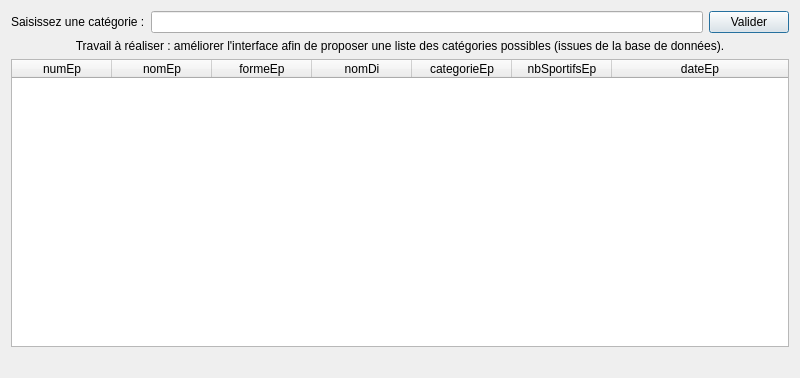
Qt form gui/fct_comp_1.ui (ayoub-djaghloul/Groupe2D_CEBD-Projet) before a commit.
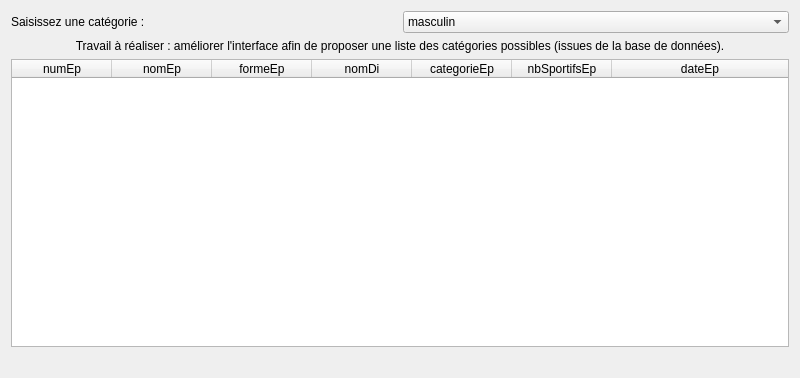
The same form after that commit.

Commit message: interface comp1 (combobox)

Diff of the .ui file:
```diff
--- a/gui/fct_comp_1.ui
+++ b/gui/fct_comp_1.ui
@@ -24,13 +24,25 @@
       </widget>
      </item>
      <item>
-      <widget class="QLineEdit" name="lineEdit_fct_comp_1"/>
-     </item>
-     <item>
-      <widget class="QPushButton" name="valider_fct_comp_1">
-       <property name="text">
-        <string>Valider</string>
+      <widget class="QComboBox" name="comboBox_fct_comp_1">
+       <property name="currentIndex">
+        <number>0</number>
        </property>
+       <item>
+        <property name="text">
+         <string>masculin</string>
+        </property>
+       </item>
+       <item>
+        <property name="text">
+         <string>feminin</string>
+        </property>
+       </item>
+       <item>
+        <property name="text">
+         <string>mixte</string>
+        </property>
+       </item>
       </widget>
      </item>
     </layout>
```
Left out of the diff: 19 changed lines with no effect on the pictures.
